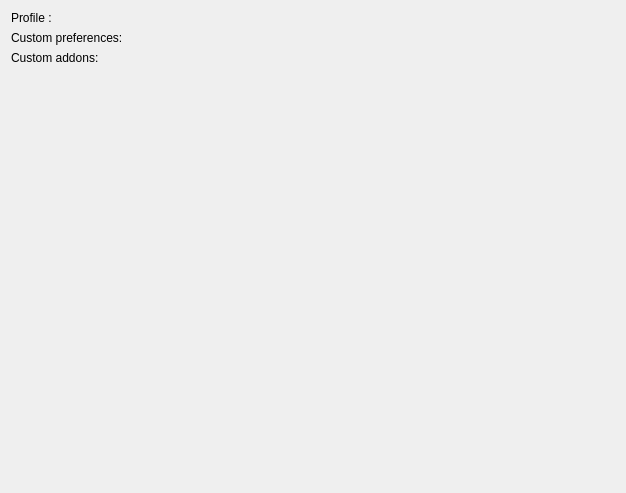
This is gui/mozregui/ui/profile.ui in mozilla/mozregression as Qt 5 draws it before an edit. The edited form follows.
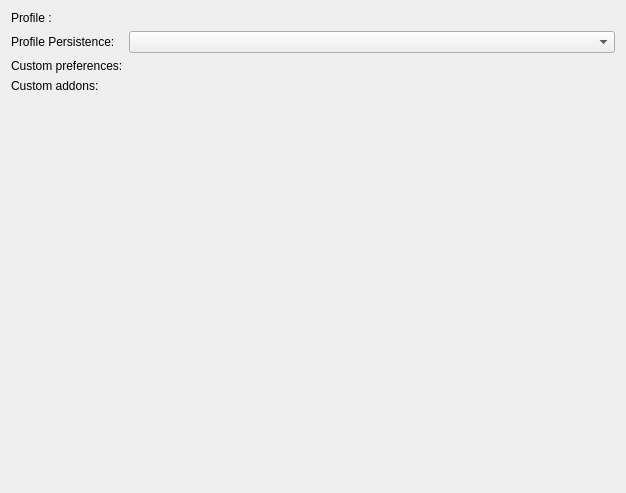
This is the edited form. Custom widgets are drawn as their Qt base class.

Commit message: Added profile-persistence for GUI

The edit to the form file:
```diff
--- a/gui/mozregui/ui/profile.ui
+++ b/gui/mozregui/ui/profile.ui
@@ -25,23 +25,33 @@
     <widget class="DirectorySelectWidget" name="profile_widget" native="true"/>
    </item>
    <item row="1" column="0">
+    <widget class="QLabel" name="label_4">
+     <property name="text">
+      <string>Profile Persistence:</string>
+     </property>
+    </widget>
+   </item>
+   <item row="1" column="1">
+    <widget class="QComboBox" name="profile_persistence_combo"/>
+   </item>
+   <item row="2" column="0">
     <widget class="QLabel" name="label_2">
      <property name="text">
       <string>Custom preferences:</string>
      </property>
     </widget>
    </item>
-   <item row="1" column="1">
+   <item row="2" column="1">
     <widget class="PreferencesWidgetEditor" name="pref_widget" native="true"/>
    </item>
-   <item row="2" column="0">
+   <item row="3" column="0">
     <widget class="QLabel" name="label_3">
      <property name="text">
       <string>Custom addons:</string>
      </property>
     </widget>
    </item>
-   <item row="2" column="1">
+   <item row="3" column="1">
     <widget class="AddonsWidgetEditor" name="addons_widget" native="true"/>
    </item>
   </layout>
```
The commit also changes 3 other files.
